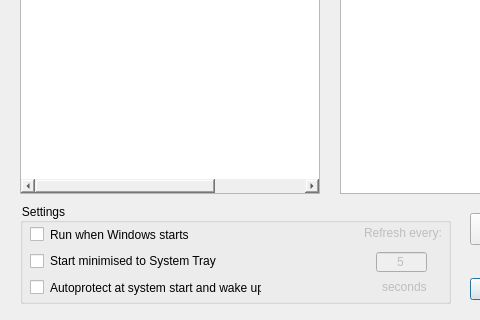
Before: the Qt Designer form barp-win.ui in KMiNT21/binaryplant-arp-defender, drawn with Qt 5; both pictures show x 0 to 480 and y 277 to 597 of the 652 by 597 pixel window.
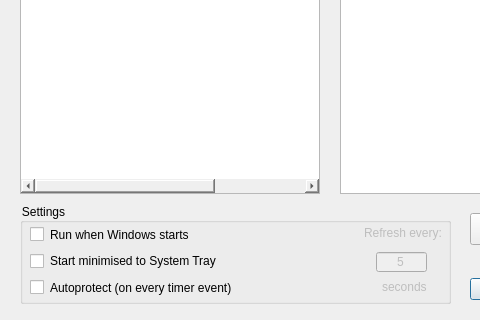
After: the same form once the commit is applied. Icons and pictures are not drawn.

Commit message: Changed logic: auto-protection now is on timer event (not only when start or wake-up) Fixed regexp: now it can find not only "Ethernet adapter" but any " adapter", so it can find WiFi now. Main file extension .py changed to .pyw to avoid black console window in some cases.

What changed in the file:
```diff
--- a/barp-win.ui
+++ b/barp-win.ui
@@ -343,12 +343,12 @@
       <rect>
        <x>10</x>
        <y>76</y>
-       <width>231</width>
+       <width>301</width>
        <height>17</height>
       </rect>
      </property>
      <property name="text">
-      <string>Autoprotect at system start and wake up</string>
+      <string>Autoprotect (on every timer event)</string>
      </property>
     </widget>
     <widget class="QCheckBox" name="checkBox_StartMinimized">
```
Left out of the diff: 4 changed lines with no effect on the pictures. The commit also changes 1 other file.
